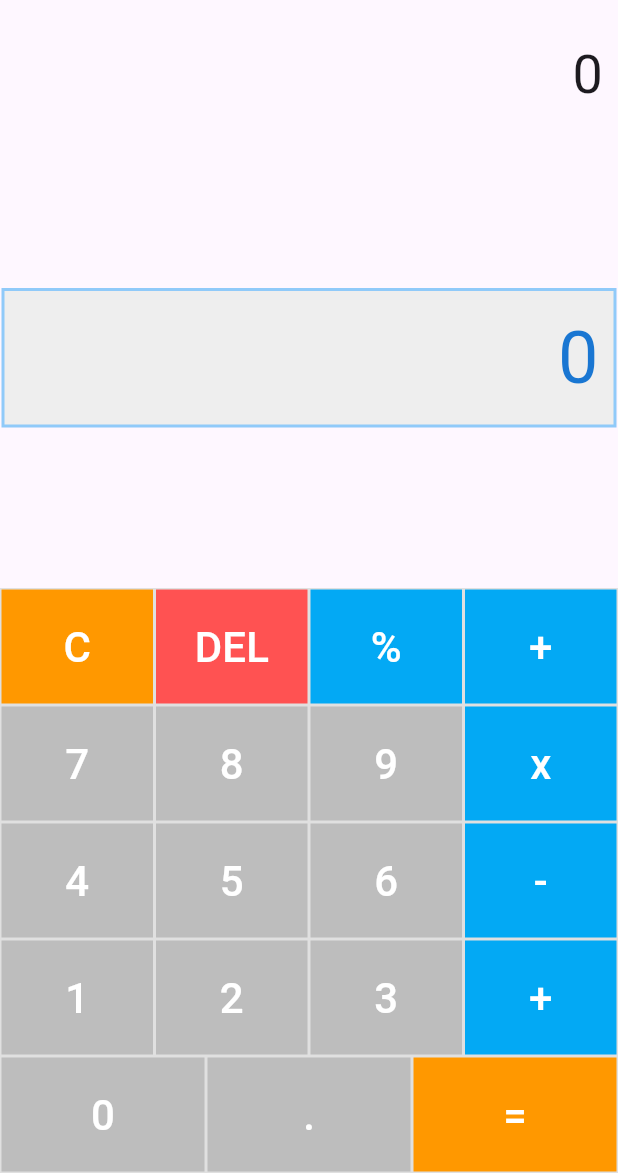
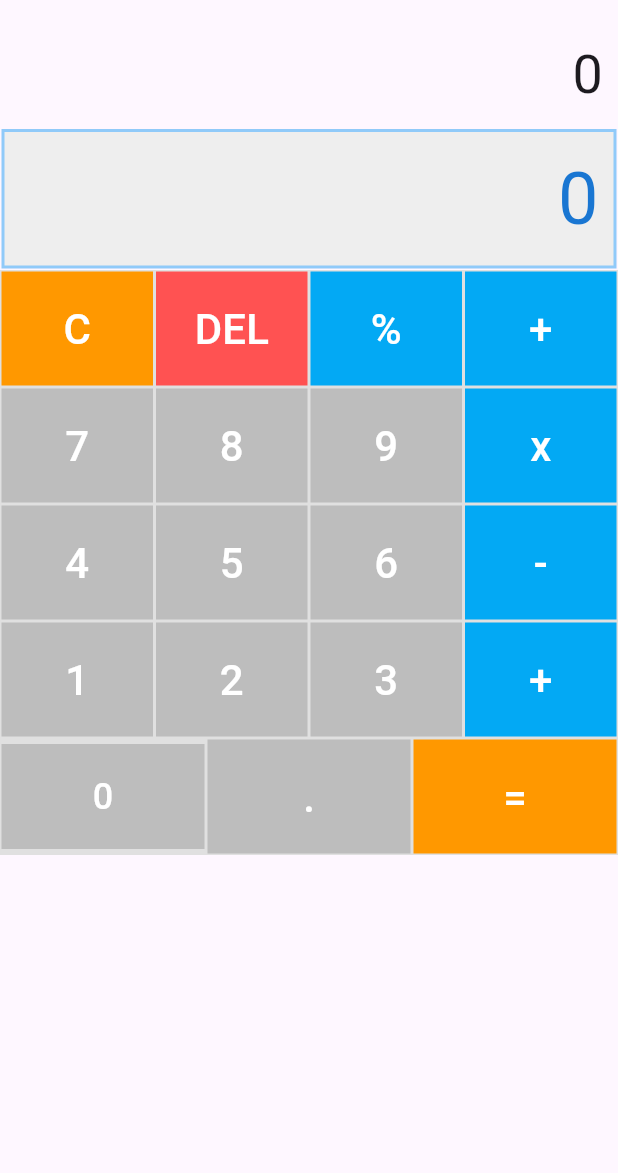
Before and after one commit to Alexmv16/t2_calculadora, a Flutter app: the screen it shows after launch, on a phone screen of 412 x 824 dp, the part 63-1236 px from its top. Run offline on Flutter 3.47's test engine with Material 3 defaults, Android fonts, the phone set to English and light mode, and no system bars; our stand-ins replace math_expressions.

Commit message:
Actividad 1-2 Terminadas

```diff
--- a/lib/calculator_home.dart
+++ b/lib/calculator_home.dart
@@ -5,11 +5,12 @@ class CalculatorHome extends StatefulWidget {
   static const double fontSizeMedium = 36.0;
   static const double fontSizeBig = 48.0;
 
-  const CalculatorHome({Key? key}) : super (key: key);
+  const CalculatorHome({Key? key}) : super(key: key);
 
   @override
   State<CalculatorHome> createState() => _CalculatorHomeState();
 }
+
 class _CalculatorHomeState extends State<CalculatorHome> {
   String _equationText = '0';
   String _resultText = '0';
@@ -20,14 +21,17 @@ class _CalculatorHomeState extends State<CalculatorHome> {
     return Container(
       alignment: Alignment.centerRight,
       padding: EdgeInsets.all(10),
+      child: FittedBox(
+        fit: BoxFit.scaleDown,
         child: Text(
           _equationText,
           style: TextStyle(fontSize: _equationFontSize),
         ),
+      ),
     );
   }
 
-  Widget _resultPanel(){
+  Widget _resultPanel() {
     return Container(
       alignment: Alignment.centerRight,
       margin: EdgeInsets.all(1.0),
@@ -36,9 +40,11 @@ class _CalculatorHomeState extends State<CalculatorHome> {
         border: Border.all(
           color: Colors.blue.shade200,
           width: 2,
-        )
+        ),
       ),
       padding: EdgeInsets.all(10),
+      child: FittedBox(
+        fit: BoxFit.scaleDown,
         child: Text(
           _resultText,
           style: TextStyle(
@@ -46,18 +52,22 @@ class _CalculatorHomeState extends State<CalculatorHome> {
             color: Colors.blue.shade700,
           ),
         ),
+      ),
     );
   }
 
-  Widget _calcButton(String text, Color color) {
+  Widget _calcButton(String text, Color color, {double fontSize = 28.0}) {
     return Container(
       margin: EdgeInsets.all(1.0),
       padding: EdgeInsets.all(10.0),
-      decoration: BoxDecoration(color: color,),
+      decoration: BoxDecoration(color: color),
       child: TextButton(
+        child: FittedBox(
+          fit: BoxFit.scaleDown,
           child: Text(
             text,
-        style: TextStyle(color: Colors.white, fontSize: 28.0)
+            style: TextStyle(color: Colors.white, fontSize: fontSize),
+          ),
         ),
         onPressed: () => _onCalcButtonPressed(text),
       ),
@@ -68,45 +78,46 @@ class _CalculatorHomeState extends State<CalculatorHome> {
     return Container(
       color: Colors.grey.shade300,
       child: Column(
-        mainAxisSize: MainAxisSize.max,
+        mainAxisSize: MainAxisSize.min,
+        crossAxisAlignment: CrossAxisAlignment.stretch,
         children: <Widget>[
           Row(
             children: <Widget>[
-          Expanded(child: _calcButton('C', Colors.orange),),
-          Expanded(child: _calcButton('DEL', Colors.redAccent),),
-          Expanded(child: _calcButton('%', Colors.lightBlue),),
-          Expanded(child: _calcButton('+', Colors.lightBlue),),
+              Expanded(child: _calcButton('C', Colors.orange)),
+              Expanded(child: _calcButton('DEL', Colors.redAccent)),
+              Expanded(child: _calcButton('%', Colors.lightBlue)),
+              Expanded(child: _calcButton('+', Colors.lightBlue)),
             ],
           ),
           Row(
             children: <Widget>[
-          Expanded(child: _calcButton('7', Colors.grey.shade400),),
-          Expanded(child: _calcButton('8', Colors.grey.shade400),),
-          Expanded(child: _calcButton('9', Colors.grey.shade400),),
-          Expanded(child: _calcButton('x', Colors.lightBlue),),
+              Expanded(child: _calcButton('7', Colors.grey.shade400)),
+              Expanded(child: _calcButton('8', Colors.grey.shade400)),
+              Expanded(child: _calcButton('9', Colors.grey.shade400)),
+              Expanded(child: _calcButton('x', Colors.lightBlue)),
             ],
           ),
           Row(
             children: <Widget>[
-          Expanded(child: _calcButton('4', Colors.grey.shade400),),
-          Expanded(child: _calcButton('5', Colors.grey.shade400),),
-          Expanded(child: _calcButton('6', Colors.grey.shade400),),
-          Expanded(child: _calcButton('-', Colors.lightBlue),),
+              Expanded(child: _calcButton('4', Colors.grey.shade400)),
+              Expanded(child: _calcButton('5', Colors.grey.shade400)),
+              Expanded(child: _calcButton('6', Colors.grey.shade400)),
+              Expanded(child: _calcButton('-', Colors.lightBlue)),
             ],
           ),
           Row(
             children: <Widget>[
-          Expanded(child: _calcButton('1', Colors.grey.shade400),),
-          Expanded(child: _calcButton('2', Colors.grey.shade400),),
-          Expanded(child: _calcButton('3', Colors.grey.shade400),),
-          Expanded(child: _calcButton('+', Colors.lightBlue),),
+              Expanded(child: _calcButton('1', Colors.grey.shade400)),
+              Expanded(child: _calcButton('2', Colors.grey.shade400)),
+              Expanded(child: _calcButton('3', Colors.grey.shade400)),
+              Expanded(child: _calcButton('+', Colors.lightBlue)),
             ],
           ),
           Row(
             children: <Widget>[
-          Expanded(child: _calcButton('0', Colors.grey.shade400),),
-          Expanded(child: _calcButton('.', Colors.grey.shade400),),
-          Expanded(child: _calcButton('=', Colors.orange),),
+              Expanded(child: _calcButton('0', Colors.grey.shade400, fontSize: 24.0)),
+              Expanded(child: _calcButton('.', Colors.grey.shade400)),
+              Expanded(child: _calcButton('=', Colors.orange)),
             ],
           ),
         ],
@@ -157,14 +168,16 @@ class _CalculatorHomeState extends State<CalculatorHome> {
       }
     });
   }
-
+//TODO ACTIVIDAD 2  He utilizado "SingleChildScrollView" para permitir el desplazamiento vertical de los widgets cuando se sobrepasa el espacio disponible
   @override
   Widget build(BuildContext context) {
     return Scaffold(
       appBar: AppBar(title: Text('Calculadora')),
       body: SafeArea(
-        child:Column(
-        mainAxisAlignment: MainAxisAlignment.spaceBetween,
+        child: SingleChildScrollView(
+          child: Column(
+            mainAxisAlignment: MainAxisAlignment.end,
+            crossAxisAlignment: CrossAxisAlignment.stretch,
             children: <Widget>[
               _equationPanel(),
               _resultPanel(),
@@ -172,6 +185,7 @@ class _CalculatorHomeState extends State<CalculatorHome> {
             ],
           ),
         ),
+      ),
     );
   }
 }
```
Lines whose indentation alone changed are shown as unchanged.
